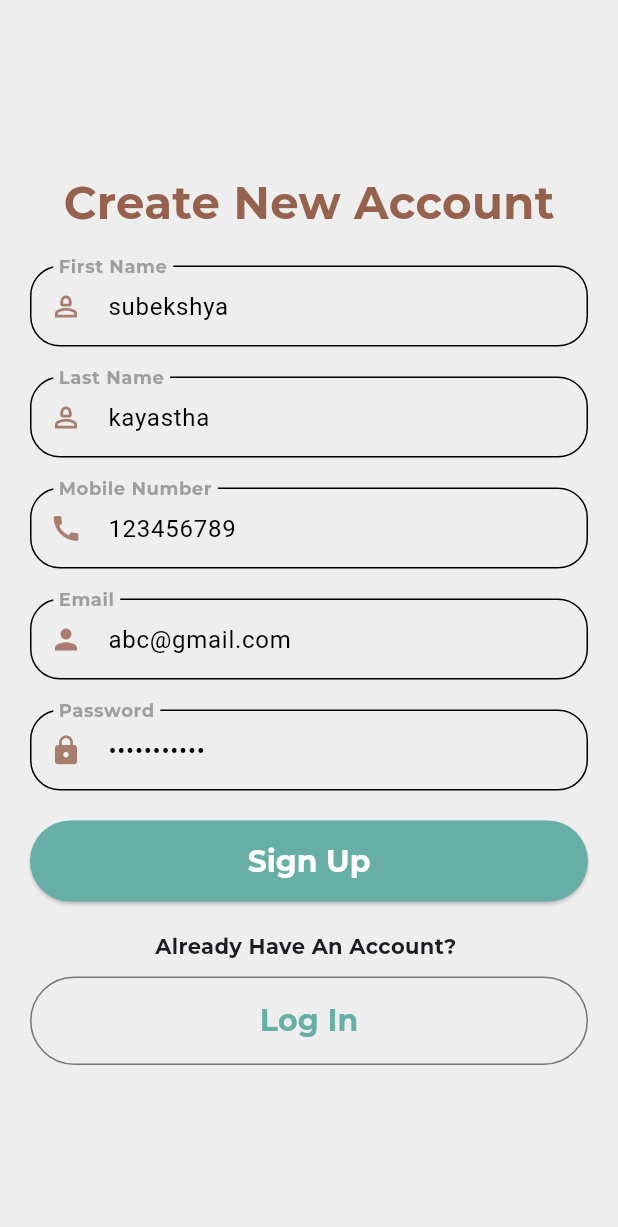
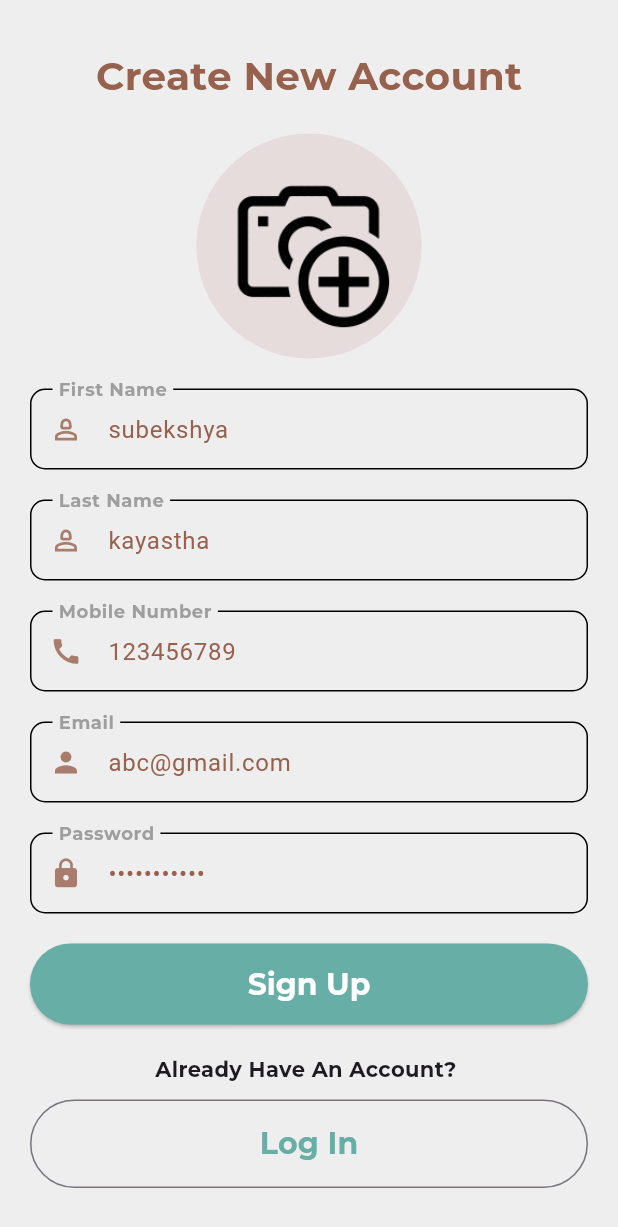
Before and after one commit to Subekshya8686/FurEverHome, a Flutter app: the SignUpView screen opened directly, on a phone screen of 412 x 824 dp. Shown: the top 1227 px of the screen. Run offline on Flutter 3.47's test engine with Material 3 defaults, Android fonts, the phone set to English and light mode, and no system bars; our stand-ins replace dartz, dio, equatable, flutter_bloc, get_it, hive_flutter and 3 more; accounts and stored records are empty; statements that could not run were skipped.

Commit message:
upload image in register with api

```diff
--- /dev/null
+++ b/lib/features/auth/domain/use_case/upload_image_usecase.dart
@@ -0,0 +1,26 @@
+import 'dart:io';
+
+import 'package:dartz/dartz.dart';
+import 'package:furever_home/app/usecase/usecase.dart';
+import 'package:furever_home/core/error/failure.dart';
+import 'package:furever_home/features/auth/domain/repository/auth_repository.dart';
+
+class UploadImageParams {
+  final File file;
+
+  const UploadImageParams({
+    required this.file,
+  });
+}
+
+class UploadImageUsecase
+    implements UsecaseWithParams<String, UploadImageParams> {
+  final IAuthRepository _repository;
+
+  UploadImageUsecase(this._repository);
+
+  @override
+  Future<Either<Failure, String>> call(UploadImageParams params) {
+    return _repository.uploadProfilePicture(params.file);
+  }
+}
--- a/lib/features/auth/presentation/view/sign_up_view.dart
+++ b/lib/features/auth/presentation/view/sign_up_view.dart
@@ -1,3 +1,5 @@
+import 'dart:io';
+
 import 'package:flutter/material.dart';
 import 'package:flutter_bloc/flutter_bloc.dart';
 import 'package:furever_home/app/di/di.dart';
@@ -5,6 +7,8 @@ import 'package:furever_home/core/common/snackbar/my_snackbar.dart';
 import 'package:furever_home/features/auth/presentation/view/sign_in_view.dart';
 import 'package:furever_home/features/auth/presentation/view_model/login/login_bloc.dart';
 import 'package:furever_home/features/auth/presentation/view_model/signup/register_bloc.dart';
+import 'package:image_picker/image_picker.dart';
+import 'package:permission_handler/permission_handler.dart';
 
 class SignUpView extends StatefulWidget {
   const SignUpView({super.key});
@@ -26,6 +30,37 @@ class _SignUpViewState extends State<SignUpView> {
   // final _usernameController = TextEditingController(text: 'subekshya');
   final _passwordController = TextEditingController(text: 'password123');
 
+  checkCameraPermission() async {
+    if (await Permission.camera.request().isRestricted ||
+        await Permission.camera.request().isDenied) {
+      await Permission.camera.request();
+    }
+  }
+
+  File? _img;
+
+  Future _browseImage(ImageSource imageSource) async {
+    print(imageSource);
+    print("$_img,image");
+    try {
+      final image = await ImagePicker().pickImage(source: imageSource);
+      if (image != null) {
+        setState(() {
+          _img = File(image.path);
+          print("$image, IMAGE");
+          print(_img);
+          context.read<RegisterBloc>().add(
+                LoadImage(file: _img!),
+              );
+        });
+      } else {
+        return;
+      }
+    } catch (e) {
+      debugPrint(e.toString());
+    }
+  }
+
   @override
   Widget build(BuildContext context) {
     return Scaffold(
@@ -40,9 +75,98 @@ class _SignUpViewState extends State<SignUpView> {
                   const Text(
                     "Create New Account",
                     style: TextStyle(
-                        fontSize: 30,
+                        fontSize: 26,
                         fontWeight: FontWeight.bold,
                         color: Color(0xFF96614D)),
+                  ),
+                  const SizedBox(height: 20),
+                  InkWell(
+                    onTap: () {
+                      showModalBottomSheet(
+                        backgroundColor: Colors.grey[300],
+                        context: context,
+                        isScrollControlled: true,
+                        shape: const RoundedRectangleBorder(
+                          borderRadius: BorderRadius.vertical(
+                            top: Radius.circular(10),
+                          ),
+                        ),
+                        builder: (context) => Padding(
+                          padding: const EdgeInsets.all(20),
+                          child: Row(
+                            mainAxisAlignment: MainAxisAlignment.spaceEvenly,
+                            children: [
+                              ElevatedButton.icon(
+                                onPressed: () {
+                                  checkCameraPermission();
+                                  _browseImage(ImageSource.camera);
+                                  Navigator.pop(context);
+                                  // Upload image it is not null
+                                },
+                                // icon: const Icon(Icons.camera),
+                                // label: const Text('Camera'),
+                                icon: const Icon(Icons.camera,
+                                    size: 24, color: Colors.white),
+                                style: ElevatedButton.styleFrom(
+                                  backgroundColor: Color(0xFFB34A2E),
+                                  foregroundColor: Colors.white,
+                                  padding: const EdgeInsets.symmetric(
+                                      horizontal: 24, vertical: 12),
+                                  shape: RoundedRectangleBorder(
+                                    borderRadius: BorderRadius.circular(
+                                        30), // Rounded corners
+                                  ),
+                                ),
+                                label: const Text('Camera',
+                                    style: TextStyle(
+                                        fontSize: 16,
+                                        fontWeight:
+                                            FontWeight.bold)), // Text styling
+                              ),
+                              ElevatedButton.icon(
+                                onPressed: () {
+                                  _browseImage(ImageSource.gallery);
+                                  Navigator.pop(context);
+                                },
+                                // icon: const Icon(Icons.image),
+                                // label: const Text('Gallery'),
+                                icon: const Icon(Icons.image,
+                                    size: 24, color: Colors.white),
+                                label: const Text('Gallery',
+                                    style: TextStyle(
+                                        fontSize: 16,
+                                        fontWeight: FontWeight.bold)),
+                                style: ElevatedButton.styleFrom(
+                                  backgroundColor: Color(0xFF66AEA6),
+                                  foregroundColor: Colors.white,
+                                  padding: const EdgeInsets.symmetric(
+                                      horizontal: 24, vertical: 12),
+                                  shape: RoundedRectangleBorder(
+                                    borderRadius: BorderRadius.circular(
+                                        30), // Rounded corners
+                                  ),
+                                ),
+                              ),
+                            ],
+                          ),
+                        ),
+                      );
+                    },
+                    child: SizedBox(
+                      height: 150,
+                      width: 200,
+                      child: CircleAvatar(
+                        radius: 50,
+                        backgroundImage: _img != null
+                            ? FileImage(_img!)
+                            : const AssetImage(
+                                    'assets/images/add_image_icon.png')
+                                as ImageProvider,
+                        // backgroundImage:
+                        //     const AssetImage('assets/images/profile.png')
+                        //         as ImageProvider,
+                      ),
+                    ),
                   ),
                   const SizedBox(height: 20),
                   TextFormField(
@@ -51,15 +175,9 @@ class _SignUpViewState extends State<SignUpView> {
                     style: const TextStyle(
                       fontFamily: 'WorkSansSemiBold',
                       fontSize: 16.0,
-                      color: Colors.black,
+                      color: Color(0xFF96614D),
                     ),
                     decoration: InputDecoration(
-                      enabledBorder: OutlineInputBorder(
-                        borderRadius: BorderRadius.circular(20),
-                      ),
-                      focusedBorder: OutlineInputBorder(
-                        borderRadius: BorderRadius.circular(20),
-                      ),
                       prefixIcon: const Icon(
                         Icons.person_2_outlined,
                         color: Color(0xCC96614D),
@@ -81,15 +199,9 @@ class _SignUpViewState extends State<SignUpView> {
                     style: const TextStyle(
                       fontFamily: 'WorkSansSemiBold',
                       fontSize: 16.0,
-                      color: Colors.black,
+                      color: Color(0xFF96614D),
                     ),
                     decoration: InputDecoration(
-                      enabledBorder: OutlineInputBorder(
-                        borderRadius: BorderRadius.circular(20),
-                      ),
-                      focusedBorder: OutlineInputBorder(
-                        borderRadius: BorderRadius.circular(20),
-                      ),
                       prefixIcon: const Icon(
                         Icons.person_2_outlined,
                         color: Color(0xCC96614D),
@@ -111,15 +223,9 @@ class _SignUpViewState extends State<SignUpView> {
                     style: const TextStyle(
                       fontFamily: 'WorkSansSemiBold',
                       fontSize: 16.0,
-                      color: Colors.black,
+                      color: Color(0xFF96614D),
                     ),
                     decoration: InputDecoration(
-                      enabledBorder: OutlineInputBorder(
-                        borderRadius: BorderRadius.circular(20),
-                      ),
-                      focusedBorder: OutlineInputBorder(
-                        borderRadius: BorderRadius.circular(20),
-                      ),
                       prefixIcon: const Icon(
                         Icons.call,
                         color: Color(0xCC96614D),
@@ -134,67 +240,6 @@ class _SignUpViewState extends State<SignUpView> {
                       return null;
                     }),
                   ),
-                  // const SizedBox(height: 20),
-                  // TextFormField(
-                  //   controller: _emailController,
-                  //   keyboardType: TextInputType.emailAddress,
-                  //   style: const TextStyle(
-                  //     fontFamily: 'WorkSansSemiBold',
-                  //     fontSize: 16.0,
-                  //     color: Colors.black,
-                  //   ),
-                  //   decoration: InputDecoration(
-                  //     enabledBorder: OutlineInputBorder(
-                  //       borderRadius: BorderRadius.circular(20),
-                  //     ),
-                  //     focusedBorder: OutlineInputBorder(
-                  //       borderRadius: BorderRadius.circular(20),
-                  //     ),
-                  //     prefixIcon: const Icon(
-                  //       Icons.email,
-                  //       color: Color(0xCC96614D),
-                  //       size: 22.0,
-                  //     ),
-                  //     labelText: 'Email Address',
-                  //   ),
-                  //   validator: ((value) {
-                  //     if (value == null || value.isEmpty) {
-                  //       return 'Please enter your email';
-                  //     }
-                  //     return null;
-                  //   }),
-                  // ),
-                  // const SizedBox(height: 20),
-                  // TextFormField(
-                  //   controller: _dateOfBirthController,
-                  //   keyboardType: TextInputType.datetime,
-                  //   style: const TextStyle(
-                  //     fontFamily: 'WorkSansSemiBold',
-                  //     fontSize: 16.0,
-                  //     color: Colors.black,
-                  //   ),
-                  //   decoration: InputDecoration(
-                  //     enabledBorder: OutlineInputBorder(
-                  //       borderRadius: BorderRadius.circular(20),
-                  //     ),
-                  //     focusedBorder: OutlineInputBorder(
-                  //       borderRadius: BorderRadius.circular(20),
-                  //     ),
-                  //     prefixIcon: const Icon(
-                  //       Icons.calendar_today,
-                  //       color: Color(0xCC96614D),
-                  //       size: 22.0,
-                  //     ),
-                  //     labelText: 'Date of Birth',
-                  //     hintText: 'YYYY-MM-DD',
-                  //   ),
-                  //   validator: ((value) {
-                  //     if (value == null || value.isEmpty) {
-                  //       return 'Please enter your date of birth';
-                  //     }
-                  //     return null;
-                  //   }),
-                  // ),
                   const SizedBox(height: 20),
                   TextFormField(
                     controller: _emailController,
@@ -202,15 +247,9 @@ class _SignUpViewState extends State<SignUpView> {
                     style: const TextStyle(
                       fontFamily: 'WorkSansSemiBold',
                       fontSize: 16.0,
-                      color: Colors.black,
+                      color: Color(0xFF96614D),
                     ),
                     decoration: InputDecoration(
-                      enabledBorder: OutlineInputBorder(
-                        borderRadius: BorderRadius.circular(20),
-                      ),
-                      focusedBorder: OutlineInputBorder(
-                        borderRadius: BorderRadius.circular(20),
-                      ),
                       prefixIcon: const Icon(
                         Icons.person,
                         color: Color(0xCC96614D),
@@ -233,15 +272,9 @@ class _SignUpViewState extends State<SignUpView> {
                     style: const TextStyle(
                       fontFamily: 'WorkSansSemiBold',
                       fontSize: 16.0,
-                      color: Colors.black,
+                      color: Color(0xFF96614D),
                     ),
                     decoration: InputDecoration(
-                      enabledBorder: OutlineInputBorder(
-                        borderRadius: BorderRadius.circular(20),
-                      ),
-                      focusedBorder: OutlineInputBorder(
-                        borderRadius: BorderRadius.circular(20),
-                      ),
                       prefixIcon: const Icon(
                         Icons.lock,
                         size: 22.0,
@@ -302,14 +335,19 @@ class _SignUpViewState extends State<SignUpView> {
                       // },
                       onPressed: () {
                         if (_key.currentState!.validate()) {
+                          final registerState =
+                              context.read<RegisterBloc>().state;
+                          final imageName = registerState.imageName;
                           context.read<RegisterBloc>().add(
                                 RegisterStudent(
                                   fname: _fnameController.text,
                                   lname: _lnameController.text,
+                                  phone: _phoneController.text,
                                   // email: _emailController.text,
                                   // dateOfBirth: _dateOfBirthController.text,
                                   password: _passwordController.text,
                                   email: _emailController.text,
+                                  image: imageName,
                                   context: context,
                                 ),
                               );
--- a/lib/features/auth/presentation/view_model/signup/register_bloc.dart
+++ b/lib/features/auth/presentation/view_model/signup/register_bloc.dart
@@ -1,9 +1,12 @@
+import 'dart:io';
+
 import 'package:equatable/equatable.dart';
 import 'package:flutter/material.dart';
 import 'package:flutter_bloc/flutter_bloc.dart';
 import 'package:furever_home/app/di/di.dart';
 import 'package:furever_home/core/common/snackbar/my_snackbar.dart';
 import 'package:furever_home/features/auth/domain/use_case/create_user_usecase.dart';
+import 'package:furever_home/features/auth/domain/use_case/upload_image_usecase.dart';
 import 'package:furever_home/features/auth/presentation/view/sign_in_view.dart';
 import 'package:furever_home/features/auth/presentation/view_model/login/login_bloc.dart';
 
@@ -12,24 +15,36 @@ part 'register_state.dart';
 
 class RegisterBloc extends Bloc<RegisterEvent, RegisterState> {
   final CreateStudentUsecase _createStudentUsecase;
+  final UploadImageUsecase _uploadImageUsecase;
 
   RegisterBloc({
     required CreateStudentUsecase createStudentUsecase,
+    required UploadImageUsecase uploadImageUsecase,
   })  : _createStudentUsecase = createStudentUsecase,
+        _uploadImageUsecase = uploadImageUsecase,
         super(RegisterState.initial()) {
     // on<LoadCoursesAndBatches>(_onRegisterEvent);
     on<RegisterStudent>(_onRegisterStudent);
     on<NavigateToHomeScreenEvent>(_onNavigateToHomeScreen);
-    // add(LoadCoursesAndBatches());
+    on<LoadImage>(_onLoadImage);
   }
 
-  // void _onRegisterEvent(
-  //   LoadCoursesAndBatches event,
-  //   Emitter<RegisterState> emit,
-  // ) {
-  //   emit(state.copyWith(isLoading: true));
-  //   emit(state.copyWith(isLoading: false, isSuccess: true));
-  // }
+  void _onLoadImage(
+    LoadImage event,
+    Emitter<RegisterState> emit,
+  ) async {
+    emit(state.copyWith(isLoading: true));
+    final result = await _uploadImageUsecase.call(
+      UploadImageParams(file: event.file),
+    );
+
+    print("$result, Image");
+
+    result.fold((l) => emit(state.copyWith(isLoading: false, isSuccess: false)),
+        (r) {
+      emit(state.copyWith(isLoading: false, isSuccess: false, imageName: r));
+    });
+  }
 
   Future<void> _onRegisterStudent(
     RegisterStudent event,
@@ -43,7 +58,9 @@ class RegisterBloc extends Bloc<RegisterEvent, RegisterState> {
       email: event.email,
       // dateOfBirth: event.dateOfBirth,
       // username: event.username,
+      phone: event.phone,
       password: event.password,
+      image: state.imageName,
     ));
 
     print(result);
--- a/lib/features/auth/presentation/view_model/signup/register_event.dart
+++ b/lib/features/auth/presentation/view_model/signup/register_event.dart
@@ -14,8 +14,8 @@ class RegisterStudent extends RegisterEvent {
   final String fname;
   final String lname;
   final String? image;
-
   final String email;
+  final String? phone;
 
   // final String dateOfBirth;
 
@@ -32,6 +32,7 @@ class RegisterStudent extends RegisterEvent {
     // required this.dateOfBirth,
     required this.password,
     // required this.username,
+    required this.phone,
     this.image,
   });
 
@@ -59,3 +60,11 @@ class NavigateToHomeScreenEvent extends RegisterEvent {
   @override
   List<Object> get props => [context, destination];
 }
+
+class LoadImage extends RegisterEvent {
+  final File file;
+
+  const LoadImage({
+    required this.file,
+  });
+}
--- a/lib/features/auth/presentation/view_model/signup/register_state.dart
+++ b/lib/features/auth/presentation/view_model/signup/register_state.dart
@@ -1,25 +1,34 @@
 part of 'register_bloc.dart';
 
-class RegisterState {
+class RegisterState extends Equatable {
   final bool isLoading;
   final bool isSuccess;
+  final String? imageName;
 
   RegisterState({
     required this.isLoading,
     required this.isSuccess,
+    this.imageName,
   });
 
   RegisterState.initial()
       : isLoading = false,
-        isSuccess = false;
+        isSuccess = false,
+        imageName = null;
 
   RegisterState copyWith({
     bool? isLoading,
     bool? isSuccess,
+    String? imageName,
   }) {
     return RegisterState(
       isLoading: isLoading ?? this.isLoading,
       isSuccess: isSuccess ?? this.isSuccess,
+      imageName: imageName ?? this.imageName,
     );
   }
+
+  @override
+  // TODO: implement props
+  List<Object?> get props => [isSuccess, isLoading, imageName];
 }
```
Also changed, not shown: lib/app/di/di.dart (+8 -0 lines), assets/images/add_image_icon.png (added).
